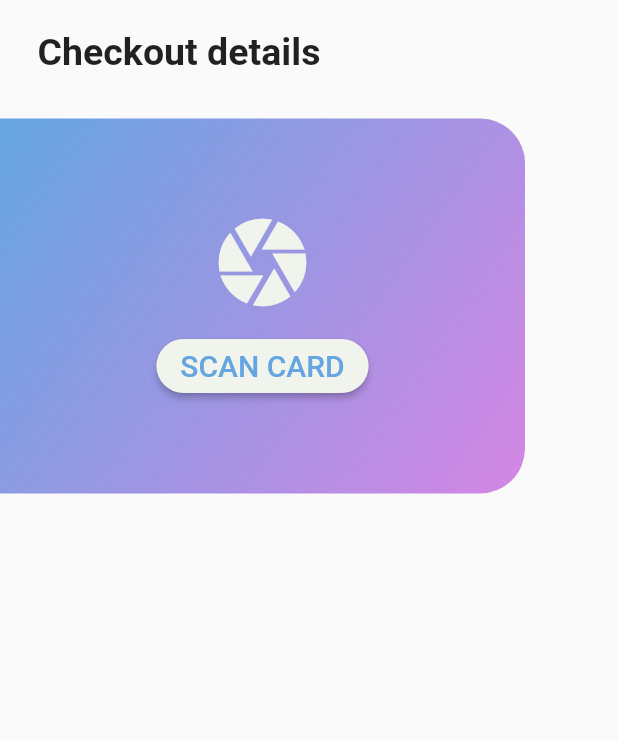
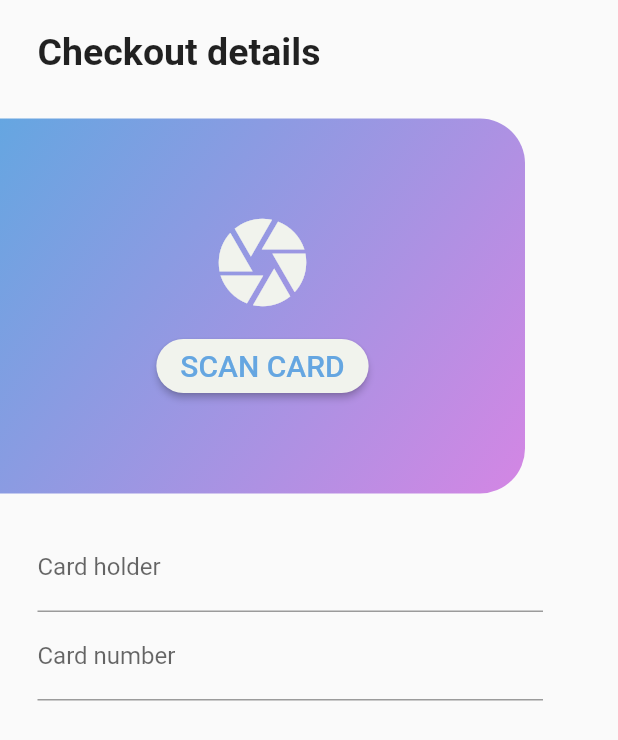
Before and after one commit to Jordan-Gillard/pay_with_card_page, a Flutter app: the screen it shows after launch, on a phone screen of 412 x 824 dp. Shown: the top 740 px of the screen. Run offline on Flutter 3.47's test engine with Material 2 defaults, Android fonts, the phone set to English and light mode, and no system bars.

Commit message:
feat: Adds ScanCard class and padding around checkout form

```diff
--- /dev/null
+++ b/lib/card_form.dart
@@ -0,0 +1,30 @@
+import 'package:flutter/material.dart';
+
+class CardForm extends StatefulWidget {
+  @override
+  _CardFormState createState() => _CardFormState();
+}
+
+class _CardFormState extends State<CardForm> {
+  @override
+  Widget build(BuildContext context) {
+    return Form(
+      key: GlobalKey<FormState>(),
+      child: Padding(
+        padding: EdgeInsets.symmetric(vertical: 20, horizontal: 25),
+        child: Column(
+          children: <Widget>[
+            TextFormField(
+              decoration: InputDecoration(labelText: "Card holder"),
+              textCapitalization: TextCapitalization.words,
+            ),
+            TextFormField(
+              decoration: InputDecoration(labelText: "Card number"),
+              keyboardType: TextInputType.number,
+            ),
+          ],
+        ),
+      ),
+    );
+  }
+}
--- a/lib/card_page.dart
+++ b/lib/card_page.dart
@@ -1,5 +1,7 @@
 import 'package:flutter/material.dart';
+import 'package:pay_with_card_page/card_form.dart';
 import 'package:pay_with_card_page/constants.dart';
+import 'package:pay_with_card_page/scan_card.dart';
 
 class CardPage extends StatelessWidget {
   @override
@@ -22,49 +24,10 @@ class CardPage extends StatelessWidget {
                 ),
               ),
               SizedBox(height: 10),
-              Align(
-                alignment: Alignment.centerLeft,
-                child: Container(
-                  width: 350,
-                  height: 250,
-                  decoration: BoxDecoration(
-                    gradient: LinearGradient(
-                      colors: [appBlue, appPink],
-                      begin: Alignment.topLeft,
-                      end: Alignment.bottomRight,
-                    ),
-                    shape: BoxShape.rectangle,
-                    borderRadius: BorderRadius.only(
-                      topRight: Radius.circular(30.0),
-                      bottomRight: Radius.circular(30.0),
-                    ),
-                  ),
-                  child: Center(
-                    child: Column(
-                      children: <Widget>[
-                        Spacer(),
-                        Icon(
-                          Icons.camera,
-                          color: backgroundWhite,
-                          size: 70,
-                        ),
-                        SizedBox(height: 10),
-                        RaisedButton(
-                            onPressed: () {
-                              print("Open camera pressed.");
-                            },
-                            shape: RoundedRectangleBorder(
-                                borderRadius: BorderRadius.circular(20)),
-                            color: backgroundWhite,
-                            child: Text(
-                              "SCAN CARD",
-                              style: TextStyle(color: appBlue, fontSize: 20.0),
-                            )),
-                        Spacer(),
-                      ],
-                    ),
-                  ),
-                ),
+              ScanCard(),
+              Padding(
+                padding: const EdgeInsets.only(right: 25.0),
+                child: CardForm(),
               ),
             ],
           ),
--- /dev/null
+++ b/lib/scan_card.dart
@@ -0,0 +1,57 @@
+import 'package:flutter/material.dart';
+import 'package:pay_with_card_page/constants.dart';
+
+class ScanCard extends StatefulWidget {
+  @override
+  _ScanCardState createState() => _ScanCardState();
+}
+
+class _ScanCardState extends State<ScanCard> {
+  @override
+  Widget build(BuildContext context) {
+    return Align(
+      alignment: Alignment.centerLeft,
+      child: Container(
+        width: 350,
+        height: 250,
+        decoration: BoxDecoration(
+          gradient: LinearGradient(
+            colors: [appBlue, appPink],
+            begin: Alignment.topLeft,
+            end: Alignment.bottomRight,
+          ),
+          shape: BoxShape.rectangle,
+          borderRadius: BorderRadius.only(
+            topRight: Radius.circular(30.0),
+            bottomRight: Radius.circular(30.0),
+          ),
+        ),
+        child: Center(
+          child: Column(
+            children: <Widget>[
+              Spacer(),
+              Icon(
+                Icons.camera,
+                color: backgroundWhite,
+                size: 70,
+              ),
+              SizedBox(height: 10),
+              RaisedButton(
+                  onPressed: () {
+                    print("Open camera pressed.");
+                  },
+                  shape: RoundedRectangleBorder(
+                      borderRadius: BorderRadius.circular(20)),
+                  color: backgroundWhite,
+                  child: Text(
+                    "SCAN CARD",
+                    style: TextStyle(color: appBlue, fontSize: 20.0),
+                  )),
+              Spacer(),
+            ],
+          ),
+        ),
+      ),
+    );
+  }
+}
```
